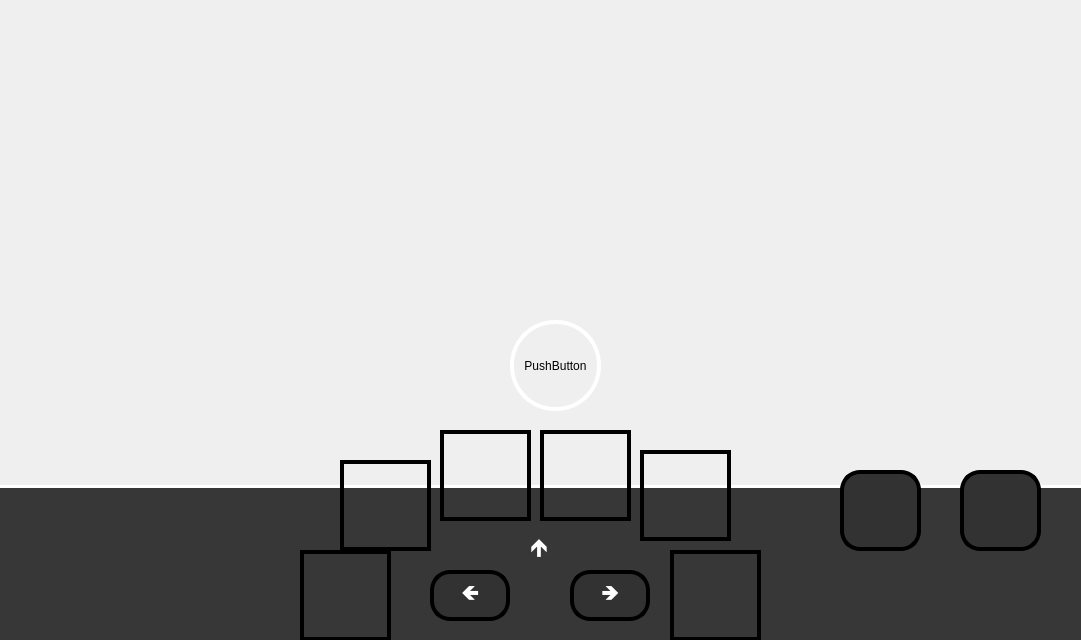
This is gamewindow.ui in lukashenkkko/Black_Jack as Qt 5 draws it before an edit. The edited form follows.
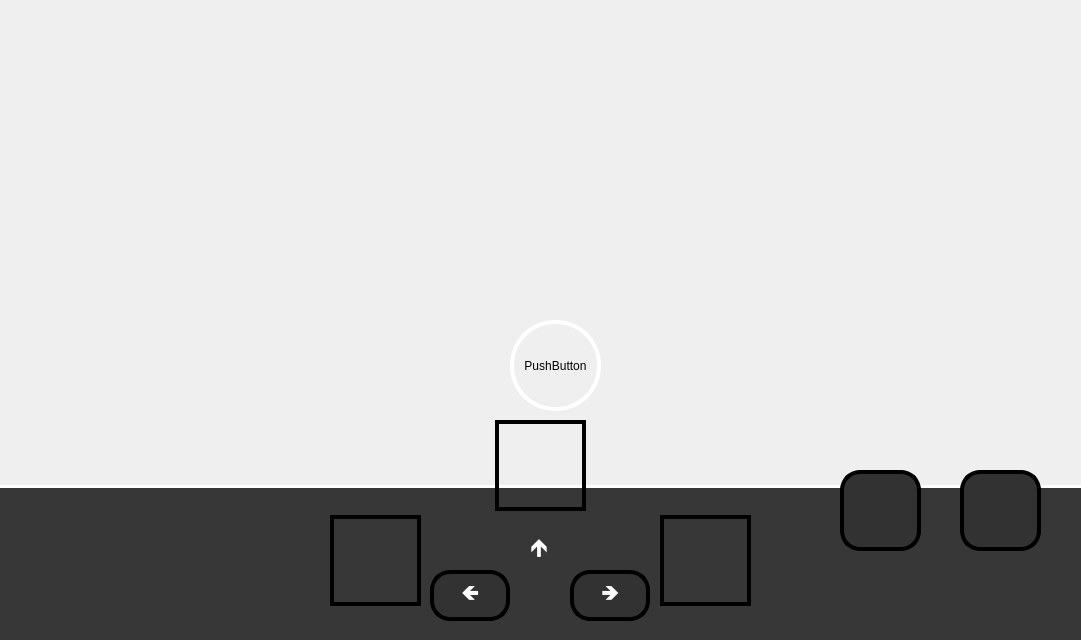
This is the edited form. Icons and pictures are not drawn.

Patch:
```diff
--- a/gamewindow.ui
+++ b/gamewindow.ui
@@ -56,8 +56,8 @@
   <widget class="QLabel" name="label_coin1">
    <property name="geometry">
     <rect>
-     <x>300</x>
-     <y>550</y>
+     <x>495</x>
+     <y>420</y>
      <width>91</width>
      <height>91</height>
     </rect>
@@ -74,8 +74,8 @@
   <widget class="QLabel" name="label_coin10">
    <property name="geometry">
     <rect>
-     <x>440</x>
-     <y>430</y>
+     <x>770</x>
+     <y>700</y>
      <width>91</width>
      <height>91</height>
     </rect>
@@ -92,8 +92,8 @@
   <widget class="QLabel" name="label_coin50">
    <property name="geometry">
     <rect>
-     <x>540</x>
-     <y>430</y>
+     <x>500</x>
+     <y>700</y>
      <width>91</width>
      <height>91</height>
     </rect>
@@ -110,8 +110,8 @@
   <widget class="QLabel" name="label_coin100">
    <property name="geometry">
     <rect>
-     <x>640</x>
-     <y>450</y>
+     <x>390</x>
+     <y>700</y>
      <width>91</width>
      <height>91</height>
     </rect>
@@ -128,8 +128,8 @@
   <widget class="QLabel" name="label_coin5">
    <property name="geometry">
     <rect>
-     <x>340</x>
-     <y>460</y>
+     <x>660</x>
+     <y>515</y>
      <width>91</width>
      <height>91</height>
     </rect>
@@ -146,8 +146,8 @@
   <widget class="QLabel" name="label_coin500">
    <property name="geometry">
     <rect>
-     <x>670</x>
-     <y>550</y>
+     <x>330</x>
+     <y>515</y>
      <width>91</width>
      <height>91</height>
     </rect>
```
Left out of the diff: 4 changed lines with no effect on the pictures.
